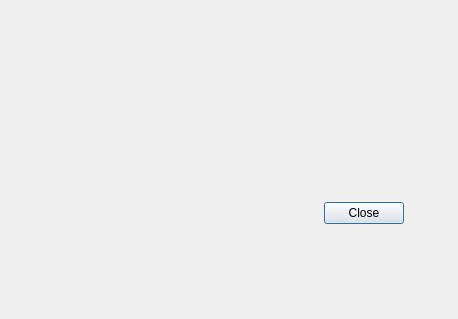
Before: the Qt Designer form MainDialog.ui in mhtrinh/mortgage-calculator, drawn with Qt 5.
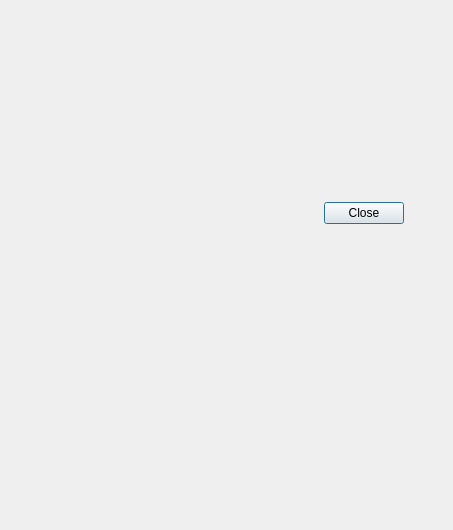
After: the same form once the commit is applied. Custom widgets are drawn as their Qt base class.

Diff of the .ui file:
```diff
--- a/MainDialog.ui
+++ b/MainDialog.ui
@@ -6,8 +6,8 @@
    <rect>
     <x>0</x>
     <y>0</y>
-    <width>458</width>
-    <height>319</height>
+    <width>453</width>
+    <height>530</height>
    </rect>
   </property>
   <property name="windowTitle">
```
